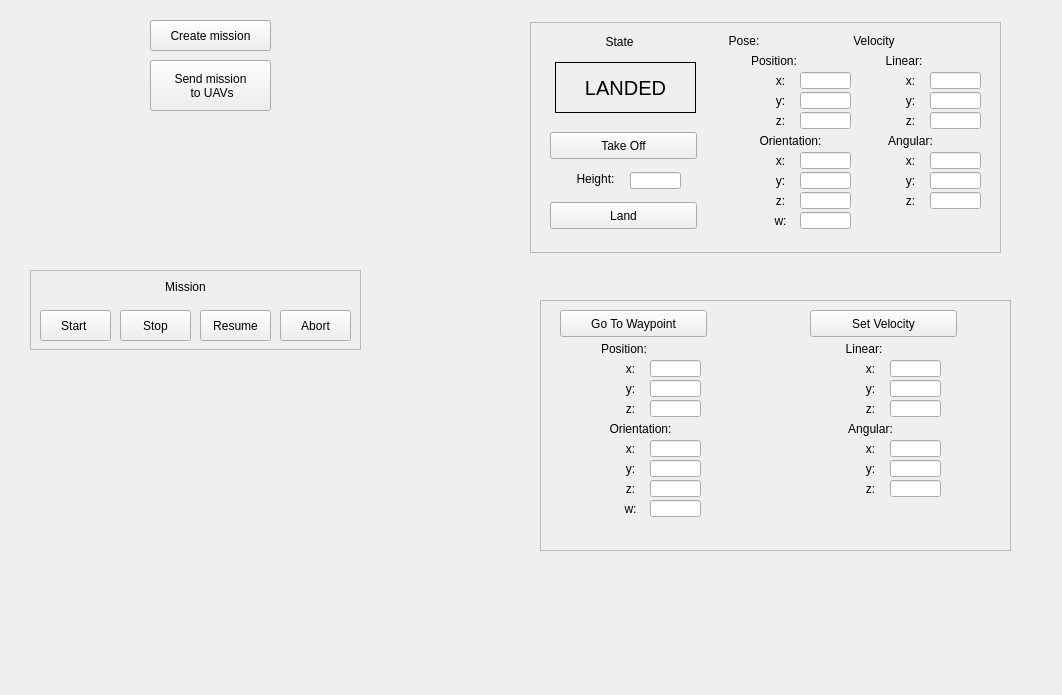
Above: src/gcs_plugin.ui from AlejandroCastillejo/inspector_gcs before the change. Below: the same form after it.
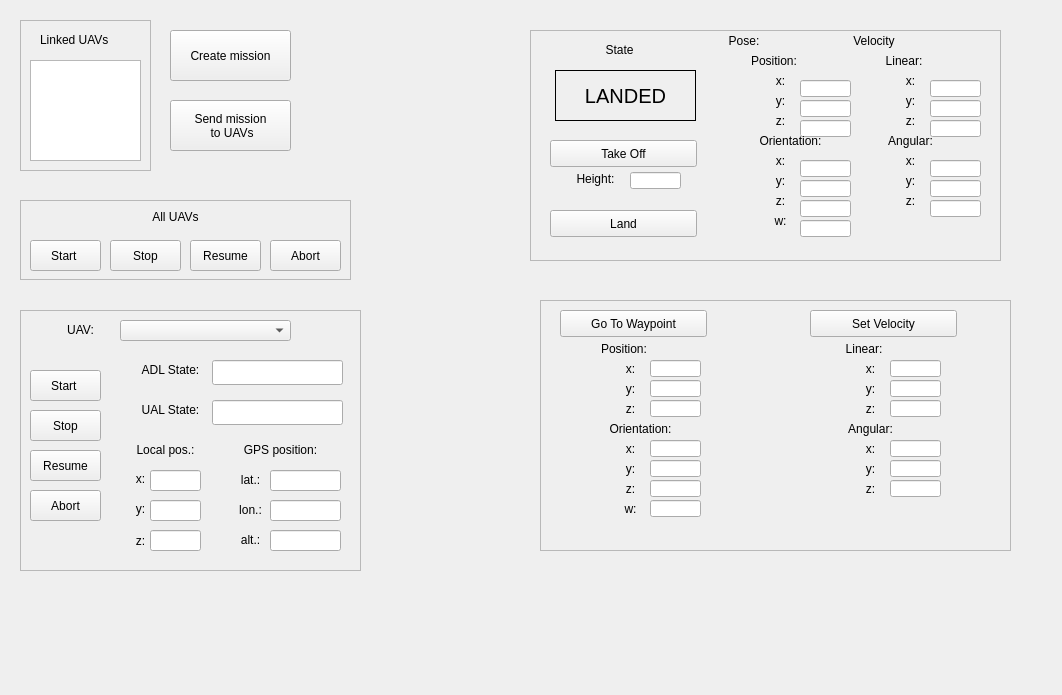
That is the form after the change.

The edit to the form file:
```diff
--- a/src/gcs_plugin.ui
+++ b/src/gcs_plugin.ui
@@ -321,7 +321,7 @@
    <property name="geometry">
     <rect>
      <x>530</x>
-     <y>22</y>
+     <y>30</y>
      <width>471</width>
      <height>231</height>
     </rect>
@@ -398,7 +398,7 @@
      <set>Qt::AlignCenter</set>
     </property>
    </widget>
-   <widget class="QLineEdit" name="getPosePx">
+   <widget class="QLineEdit" name="getPosePx_1">
     <property name="geometry">
      <rect>
       <x>270</x>
@@ -419,7 +419,7 @@
      <bool>true</bool>
     </property>
    </widget>
-   <widget class="QLineEdit" name="getPosePy">
+   <widget class="QLineEdit" name="getPosePy_1">
     <property name="geometry">
      <rect>
       <x>270</x>
@@ -440,7 +440,7 @@
      <bool>true</bool>
     </property>
    </widget>
-   <widget class="QLineEdit" name="getPosePz">
+   <widget class="QLineEdit" name="getPosePz_1">
     <property name="geometry">
      <rect>
       <x>270</x>
@@ -1257,10 +1257,10 @@
   <widget class="QPushButton" name="pushButton_CreateMission">
    <property name="geometry">
     <rect>
-     <x>150</x>
-     <y>20</y>
+     <x>170</x>
+     <y>30</y>
      <width>121</width>
-     <height>31</height>
+     <height>51</height>
     </rect>
    </property>
    <property name="text">
@@ -1270,8 +1270,8 @@
   <widget class="QFrame" name="MissionControl">
    <property name="geometry">
     <rect>
-     <x>30</x>
-     <y>270</y>
+     <x>20</x>
+     <y>200</y>
      <width>331</width>
      <height>80</height>
     </rect>
@@ -1344,7 +1344,7 @@
      </rect>
     </property>
     <property name="text">
-     <string>Mission</string>
+     <string>All UAVs</string>
     </property>
     <property name="textFormat">
      <enum>Qt::AutoText</enum>
@@ -1360,8 +1360,8 @@
   <widget class="QPushButton" name="pushButton_SendMission">
    <property name="geometry">
     <rect>
-     <x>150</x>
-     <y>60</y>
+     <x>170</x>
+     <y>100</y>
      <width>121</width>
      <height>51</height>
     </rect>
@@ -1371,6 +1371,451 @@
  to UAVs</string>
    </property>
   </widget>
+  <widget class="QFrame" name="frame">
+   <property name="geometry">
+    <rect>
+     <x>20</x>
+     <y>20</y>
+     <width>131</width>
+     <height>151</height>
+    </rect>
+   </property>
+   <property name="frameShape">
+    <enum>QFrame::StyledPanel</enum>
+   </property>
+   <property name="frameShadow">
+    <enum>QFrame::Raised</enum>
+   </property>
+   <widget class="QLabel" name="label_6">
+    <property name="geometry">
+     <rect>
+      <x>20</x>
+      <y>10</y>
+      <width>111</width>
+      <height>20</height>
+     </rect>
+    </property>
+    <property name="text">
+     <string>Linked UAVs</string>
+    </property>
+   </widget>
+   <widget class="QListWidget" name="uav_list_view">
+    <property name="geometry">
+     <rect>
+      <x>10</x>
+      <y>40</y>
+      <width>111</width>
+      <height>101</height>
+     </rect>
+    </property>
+   </widget>
+  </widget>
+  <widget class="QFrame" name="MissionControl_2">
+   <property name="geometry">
+    <rect>
+     <x>20</x>
+     <y>310</y>
+     <width>341</width>
+     <height>261</height>
+    </rect>
+   </property>
+   <property name="frameShape">
+    <enum>QFrame::StyledPanel</enum>
+   </property>
+   <property name="frameShadow">
+    <enum>QFrame::Raised</enum>
+   </property>
+   <widget class="QPushButton" name="pushButton_StartMission_2">
+    <property name="geometry">
+     <rect>
+      <x>10</x>
+      <y>60</y>
+      <width>71</width>
+      <height>31</height>
+     </rect>
+    </property>
+    <property name="text">
+     <string>Start </string>
+    </property>
+   </widget>
+   <widget class="QPushButton" name="pushButton_StopMission_2">
+    <property name="geometry">
+     <rect>
+      <x>10</x>
+      <y>100</y>
+      <width>71</width>
+      <height>31</height>
+     </rect>
+    </property>
+    <property name="text">
+     <string>Stop</string>
+    </property>
+   </widget>
+   <widget class="QPushButton" name="pushButton_ResumeMission_2">
+    <property name="geometry">
+     <rect>
+      <x>10</x>
+      <y>140</y>
+      <width>71</width>
+      <height>31</height>
+     </rect>
+    </property>
+    <property name="text">
+     <string>Resume</string>
+    </property>
+   </widget>
+   <widget class="QPushButton" name="pushButton_AbortMission_2">
+    <property name="geometry">
+     <rect>
+      <x>10</x>
+      <y>180</y>
+      <width>71</width>
+      <height>31</height>
+     </rect>
+    </property>
+    <property name="text">
+     <string>Abort</string>
+    </property>
+   </widget>
+   <widget class="QLabel" name="label_27">
+    <property name="geometry">
+     <rect>
+      <x>40</x>
+      <y>10</y>
+      <width>41</width>
+      <height>20</height>
+     </rect>
+    </property>
+    <property name="text">
+     <string>UAV:</string>
+    </property>
+    <property name="textFormat">
+     <enum>Qt::AutoText</enum>
+    </property>
+    <property name="alignment">
+     <set>Qt::AlignCenter</set>
+    </property>
+    <property name="wordWrap">
+     <bool>false</bool>
+    </property>
+   </widget>
+   <widget class="QComboBox" name="uav_selection_Box">
+    <property name="geometry">
+     <rect>
+      <x>100</x>
+      <y>10</y>
+      <width>171</width>
+      <height>21</height>
+     </rect>
+    </property>
+   </widget>
+   <widget class="QLabel" name="label_39">
+    <property name="geometry">
+     <rect>
+      <x>100</x>
+      <y>130</y>
+      <width>91</width>
+      <height>20</height>
+     </rect>
+    </property>
+    <property name="text">
+     <string>Local pos.:</string>
+    </property>
+    <property name="alignment">
+     <set>Qt::AlignCenter</set>
+    </property>
+   </widget>
+   <widget class="QLineEdit" name="getPosePy">
+    <property name="geometry">
+     <rect>
+      <x>130</x>
+      <y>190</y>
+      <width>51</width>
+      <height>21</height>
+     </rect>
+    </property>
+    <property name="font">
+     <font>
+      <pointsize>10</pointsize>
+     </font>
+    </property>
+    <property name="alignment">
+     <set>Qt::AlignCenter</set>
+    </property>
+    <property name="readOnly">
+     <bool>true</bool>
+    </property>
+   </widget>
+   <widget class="QLineEdit" name="getPosePz">
+    <property name="geometry">
+     <rect>
+      <x>130</x>
+      <y>220</y>
+      <width>51</width>
+      <height>21</height>
+     </rect>
+    </property>
+    <property name="font">
+     <font>
+      <pointsize>10</pointsize>
+     </font>
+    </property>
+    <property name="alignment">
+     <set>Qt::AlignCenter</set>
+    </property>
+    <property name="readOnly">
+     <bool>true</bool>
+    </property>
+   </widget>
+   <widget class="QLineEdit" name="getPosePx">
+    <property name="geometry">
+     <rect>
+      <x>130</x>
+      <y>160</y>
+      <width>51</width>
+      <height>21</height>
+     </rect>
+    </property>
+    <property name="font">
+     <font>
+      <pointsize>10</pointsize>
+     </font>
+    </property>
+    <property name="alignment">
+     <set>Qt::AlignCenter</set>
+    </property>
+    <property name="readOnly">
+     <bool>true</bool>
+    </property>
+   </widget>
+   <widget class="QLabel" name="label_48">
+    <property name="geometry">
+     <rect>
+      <x>110</x>
+      <y>220</y>
+      <width>21</width>
+      <height>21</height>
+     </rect>
+    </property>
+    <property name="text">
+     <string>z:</string>
+    </property>
+    <property name="alignment">
+     <set>Qt::AlignCenter</set>
+    </property>
+   </widget>
+   <widget class="QLabel" name="label_47">
+    <property name="geometry">
+     <rect>
+      <x>110</x>
+      <y>190</y>
+      <width>21</width>
+      <height>17</height>
+     </rect>
+    </property>
+    <property name="text">
+     <string>y:</string>
+    </property>
+    <property name="alignment">
+     <set>Qt::AlignCenter</set>
+    </property>
+   </widget>
+   <widget class="QLabel" name="label_46">
+    <property name="geometry">
+     <rect>
+      <x>110</x>
+      <y>160</y>
+      <width>21</width>
+      <height>17</height>
+     </rect>
+    </property>
+    <property name="text">
+     <string>x:</string>
+    </property>
+    <property name="alignment">
+     <set>Qt::AlignCenter</set>
+    </property>
+   </widget>
+   <widget class="QLabel" name="label_43">
+    <property name="geometry">
+     <rect>
+      <x>100</x>
+      <y>50</y>
+      <width>101</width>
+      <height>20</height>
+     </rect>
+    </property>
+    <property name="text">
+     <string>ADL State:</string>
+    </property>
+    <property name="alignment">
+     <set>Qt::AlignCenter</set>
+    </property>
+   </widget>
+   <widget class="QLabel" name="label_44">
+    <property name="geometry">
+     <rect>
+      <x>210</x>
+      <y>130</y>
+      <width>101</width>
+      <height>20</height>
+     </rect>
+    </property>
+    <property name="text">
+     <string>GPS position:</string>
+    </property>
+    <property name="alignment">
+     <set>Qt::AlignCenter</set>
+    </property>
+   </widget>
+   <widget class="QLabel" name="label_49">
+    <property name="geometry">
+     <rect>
+      <x>210</x>
+      <y>190</y>
+      <width>41</width>
+      <height>20</height>
+     </rect>
+    </property>
+    <property name="text">
+     <string>lon.:</string>
+    </property>
+    <property name="alignment">
+     <set>Qt::AlignCenter</set>
+    </property>
+   </widget>
+   <widget class="QLineEdit" name="getLong">
+    <property name="geometry">
+     <rect>
+      <x>250</x>
+      <y>190</y>
+      <width>71</width>
+      <height>21</height>
+     </rect>
+    </property>
+    <property name="font">
+     <font>
+      <pointsize>10</pointsize>
+     </font>
+    </property>
+    <property name="alignment">
+     <set>Qt::AlignCenter</set>
+    </property>
+    <property name="readOnly">
+     <bool>true</bool>
+    </property>
+   </widget>
+   <widget class="QLineEdit" name="getLat">
+    <property name="geometry">
+     <rect>
+      <x>250</x>
+      <y>160</y>
+      <width>71</width>
+      <height>21</height>
+     </rect>
+    </property>
+    <property name="font">
+     <font>
+      <pointsize>10</pointsize>
+     </font>
+    </property>
+    <property name="alignment">
+     <set>Qt::AlignCenter</set>
+    </property>
+    <property name="readOnly">
+     <bool>true</bool>
+    </property>
+   </widget>
+   <widget class="QLabel" name="label_50">
+    <property name="geometry">
+     <rect>
+      <x>210</x>
+      <y>160</y>
+      <width>41</width>
+      <height>20</height>
+     </rect>
+    </property>
+    <property name="text">
+     <string>lat.:</string>
+    </property>
+    <property name="alignment">
+     <set>Qt::AlignCenter</set>
+    </property>
+   </widget>
+   <widget class="QLineEdit" name="getAdlState">
+    <property name="geometry">
+     <rect>
+      <x>192</x>
+      <y>50</y>
+      <width>131</width>
+      <height>25</height>
+     </rect>
+    </property>
+   </widget>
+   <widget class="QLineEdit" name="getAlt">
+    <property name="geometry">
+     <rect>
+      <x>250</x>
+      <y>220</y>
+      <width>71</width>
+      <height>21</height>
+     </rect>
+    </property>
+    <property name="font">
+     <font>
+      <pointsize>10</pointsize>
+     </font>
+    </property>
+    <property name="alignment">
+     <set>Qt::AlignCenter</set>
+    </property>
+    <property name="readOnly">
+     <bool>true</bool>
+    </property>
+   </widget>
+   <widget class="QLabel" name="label_51">
+    <property name="geometry">
+     <rect>
+      <x>210</x>
+      <y>220</y>
+      <width>41</width>
+      <height>20</height>
+     </rect>
+    </property>
+    <property name="text">
+     <string>alt.:</string>
+    </property>
+    <property name="alignment">
+     <set>Qt::AlignCenter</set>
+    </property>
+   </widget>
+   <widget class="QLineEdit" name="getUalState">
+    <property name="geometry">
+     <rect>
+      <x>192</x>
+      <y>90</y>
+      <width>131</width>
+      <height>25</height>
+     </rect>
+    </property>
+   </widget>
+   <widget class="QLabel" name="label_45">
+    <property name="geometry">
+     <rect>
+      <x>110</x>
+      <y>90</y>
+      <width>81</width>
+      <height>20</height>
+     </rect>
+    </property>
+    <property name="text">
+     <string>UAL State:</string>
+    </property>
+    <property name="alignment">
+     <set>Qt::AlignCenter</set>
+    </property>
+   </widget>
+  </widget>
   <zorder>frame_18</zorder>
   <zorder>frame_17</zorder>
   <zorder>label_2</zorder>
```
Left out of the diff: 2 changed lines with no effect on the pictures.
